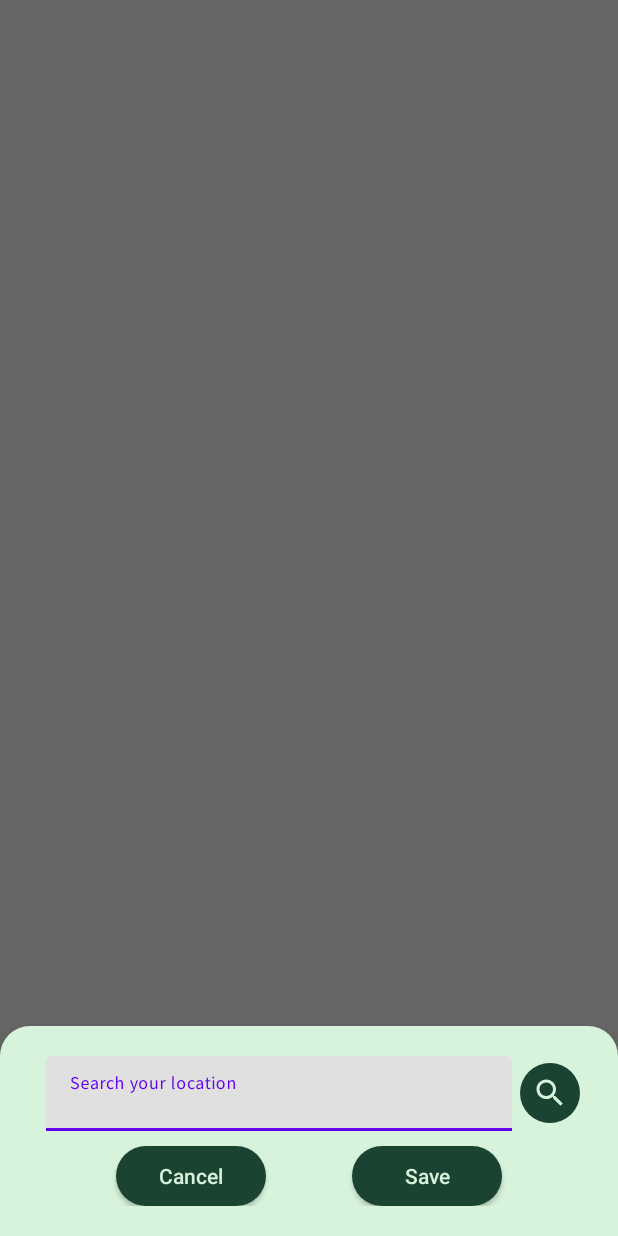
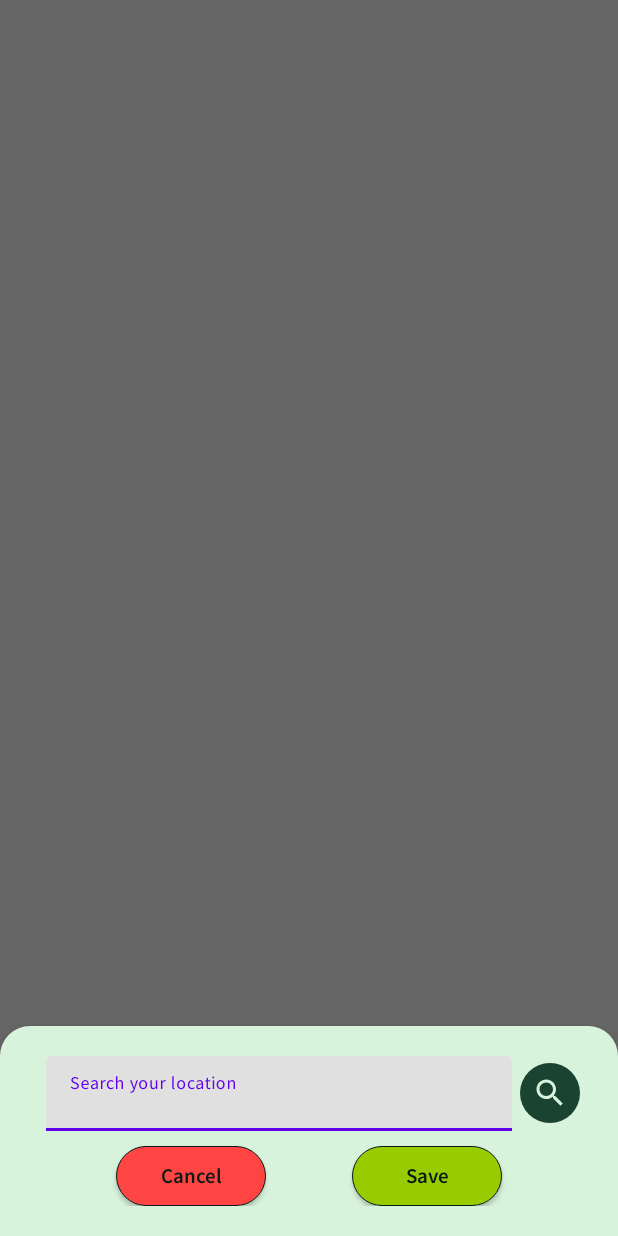
Before and after one commit to Mak7293/WeatherApp, an Android app: the fragment MaterialBottomSheet shown on its own in the app's theme, on a phone screen of 412 x 824 dp. Run offline under Robolectric (Android 15) with nearby library versions, the phone set to English and light mode, and no system bars; our stand-ins replace Dagger/Hilt's generated code; 1 statement that could not run was skipped.

```diff
--- a/app/src/main/AndroidManifest.xml
+++ b/app/src/main/AndroidManifest.xml
@@ -18,11 +18,11 @@
         android:usesCleartextTraffic="true"
         tools:targetApi="31">
         <activity
-            android:name="com.example.weatherapp.presentation.StatisticsActivity"
+            android:name="com.example.weatherapp.presentation.activities.StatisticsActivity"
             android:exported="false"
             android:theme="@style/Theme.WeatherApp"/>
         <activity
-            android:name="com.example.weatherapp.presentation.MainActivity"
+            android:name="com.example.weatherapp.presentation.activities.MainActivity"
             android:exported="true">
             <intent-filter>
                 <action android:name="android.intent.action.MAIN" />
--- a/app/src/main/java/com/example/weatherapp/data/data_source/local/LocationDao.java
+++ b/app/src/main/java/com/example/weatherapp/data/data_source/local/LocationDao.java
@@ -21,7 +21,6 @@ public interface LocationDao {
     @Delete
     void deleteLocation(LocationEntity location);
 
-
     @Query("SELECT * FROM location_table")
     LiveData<List<LocationEntity>> fetchAllLocation();
 
--- a/app/src/main/java/com/example/weatherapp/domin/adapters/WeatherRecyclerView.java
+++ b/app/src/main/java/com/example/weatherapp/domin/adapters/WeatherAdapter.java
@@ -14,12 +14,12 @@ import com.example.weatherapp.domin.weather.WeatherData;
 import java.time.format.DateTimeFormatter;
 import java.util.List;
 
-public class WeatherRecyclerView extends RecyclerView.Adapter<WeatherRecyclerView.ViewHolder>{
+public class WeatherAdapter extends RecyclerView.Adapter<WeatherAdapter.ViewHolder>{
 
     private List<WeatherData> list;
     private Context context;
 
-    public WeatherRecyclerView(List<WeatherData> list, Context context){
+    public WeatherAdapter(List<WeatherData> list, Context context){
         this.list = list;
         this.context = context;
     }
--- a/app/src/main/java/com/example/weatherapp/domin/util/MaterialBottomSheet.java
+++ b/app/src/main/java/com/example/weatherapp/domin/util/MaterialBottomSheet.java
@@ -14,7 +14,7 @@ import androidx.core.content.ContextCompat;
 import androidx.lifecycle.ViewModelProvider;
 import com.example.weatherapp.databinding.BottomSheetBinding;
 import com.example.weatherapp.domin.model.LocationEntity;
-import com.example.weatherapp.presentation.LocationListViewModel;
+import com.example.weatherapp.presentation.view_models.LocationListViewModel;
 import com.google.android.material.bottomsheet.BottomSheetDialogFragment;
 import java.io.IOException;
 import java.util.ArrayList;
@@ -96,7 +96,6 @@ public class MaterialBottomSheet extends BottomSheetDialogFragment {
         backgroundExecutor.execute(new Runnable(){
             @Override
             public void run() {
-
                 try {
                     address = new GeocoderNominatim(context).getFromLocationName(
                             location,0);
@@ -114,7 +113,6 @@ public class MaterialBottomSheet extends BottomSheetDialogFragment {
         });
 
     }
-
     public void setupBottomSheetCard(Address address){
         binding.llResult.setVisibility(View.VISIBLE);
         String locality = "";
--- a/app/src/main/java/com/example/weatherapp/presentation/MainActivity.java
+++ b/app/src/main/java/com/example/weatherapp/presentation/activities/MainActivity.java
@@ -1,4 +1,4 @@
-package com.example.weatherapp.presentation;
+package com.example.weatherapp.presentation.activities;
 
 import androidx.appcompat.app.AppCompatActivity;
 import androidx.fragment.app.Fragment;
@@ -9,8 +9,8 @@ import android.os.Bundle;
 import com.example.weatherapp.R;
 import com.example.weatherapp.domin.adapters.ViewPagerAdapter;
 import com.example.weatherapp.databinding.ActivityMainBinding;
-import com.example.weatherapp.presentation.fragment.LocationListFragment;
-import com.example.weatherapp.presentation.fragment.WeatherFragment;
+import com.example.weatherapp.presentation.fragments.LocationListFragment;
+import com.example.weatherapp.presentation.fragments.WeatherFragment;
 
 import java.util.ArrayList;
 import java.util.List;
--- a/app/src/main/java/com/example/weatherapp/presentation/WeatherViewModel.java
+++ b/app/src/main/java/com/example/weatherapp/presentation/view_models/WeatherViewModel.java
@@ -1,4 +1,4 @@
-package com.example.weatherapp.presentation;
+package com.example.weatherapp.presentation.view_models;
 
 
 import android.app.Application;
@@ -14,6 +14,8 @@ import com.example.weatherapp.domin.repository.Repository;
 import com.example.weatherapp.domin.util.Resource;
 import com.example.weatherapp.domin.util.Utility;
 import com.example.weatherapp.domin.weather.WeatherInfo;
+import com.example.weatherapp.presentation.WeatherState;
+import com.example.weatherapp.presentation.activities.StatisticsActivity;
 
 import java.util.HashMap;
 import java.util.concurrent.Executors;
--- /dev/null
+++ b/app/src/main/res/drawable/green_accept_button_background.xml
@@ -0,0 +1,16 @@
+<?xml version="1.0" encoding="utf-8"?>
+<shape xmlns:android="http://schemas.android.com/apk/res/android"
+    android:shape="rectangle">
+    <solid
+        android:color="@android:color/holo_green_light"
+        />
+    <corners
+        android:radius="30dp"
+        />
+    <stroke
+        android:width="0.75dp"
+        android:color="@color/dark_green_0"/>
+
+
+
+</shape>
--- /dev/null
+++ b/app/src/main/res/drawable/red_refuse_button_background.xml
@@ -0,0 +1,16 @@
+<?xml version="1.0" encoding="utf-8"?>
+<shape xmlns:android="http://schemas.android.com/apk/res/android"
+    android:shape="rectangle">
+    <solid
+        android:color="@android:color/holo_red_light"
+        />
+    <corners
+        android:radius="30dp"
+        />
+    <stroke
+        android:width="0.75dp"
+        android:color="@color/dark_green_0"/>
+
+
+
+</shape>
--- a/app/src/main/res/layout/activity_main.xml
+++ b/app/src/main/res/layout/activity_main.xml
@@ -4,7 +4,7 @@
     xmlns:tools="http://schemas.android.com/tools"
     android:layout_width="match_parent"
     android:layout_height="match_parent"
-    tools:context=".presentation.MainActivity">
+    tools:context=".presentation.activities.MainActivity">
 
     <androidx.viewpager.widget.ViewPager
         android:id="@+id/tab_viewpager"
@@ -12,7 +12,8 @@
         android:layout_height="0dp"
         android:background="@color/dark_green_8"
         app:layout_behavior="@string/appbar_scrolling_view_behavior"
-        app:layout_constraintBottom_toTopOf="@id/tab_table_layout"/>
+        app:layout_constraintBottom_toTopOf="@id/tab_table_layout"
+        app:layout_constraintTop_toTopOf="parent"/>
     <com.google.android.material.tabs.TabLayout
         android:id="@+id/tab_table_layout"
         android:layout_width="match_parent"
--- a/app/src/main/res/layout/activity_statistics.xml
+++ b/app/src/main/res/layout/activity_statistics.xml
@@ -6,7 +6,7 @@
     android:background="@color/dark_green_8"
     android:layout_width="match_parent"
     android:layout_height="match_parent"
-    tools:context=".presentation.StatisticsActivity">
+    tools:context=".presentation.activities.StatisticsActivity">
     <androidx.appcompat.widget.Toolbar
         android:id="@+id/toolbar"
         android:layout_width="match_parent"
--- a/app/src/main/res/layout/bottom_sheet.xml
+++ b/app/src/main/res/layout/bottom_sheet.xml
@@ -176,9 +176,10 @@
             android:id="@+id/btn_cancel"
             android:layout_width="100dp"
             android:layout_height="40dp"
+            android:fontFamily="@font/semi_bold"
             android:text="Cancel"
-            android:textColor="@color/dark_green_8"
-            android:background="@drawable/dark_button_background"
+            android:textColor="@color/dark_green_0"
+            android:background="@drawable/red_refuse_button_background"
             android:layout_marginTop="10dp"
             app:layout_constraintTop_toBottomOf="@+id/ll_result"
             app:layout_constraintBottom_toBottomOf="parent"
@@ -189,9 +190,10 @@
             android:layout_width="100dp"
             android:layout_height="40dp"
             android:text="Save"
-            android:background="@drawable/dark_button_background"
+            android:fontFamily="@font/semi_bold"
+            android:background="@drawable/green_accept_button_background"
             android:layout_marginTop="10dp"
-            android:textColor="@color/dark_green_8"
+            android:textColor="@color/dark_green_0"
             app:layout_constraintTop_toBottomOf="@+id/ll_result"
             app:layout_constraintBottom_toBottomOf="parent"
             app:layout_constraintStart_toEndOf="@id/btn_cancel"
--- a/app/src/main/res/layout/fragment_weather.xml
+++ b/app/src/main/res/layout/fragment_weather.xml
@@ -6,7 +6,7 @@
     xmlns:app="http://schemas.android.com/apk/res-auto"
     android:padding="10dp"
     tools:background="@color/dark_green_8"
-    tools:context=".presentation.fragment.WeatherFragment">
+    tools:context=".presentation.fragments.WeatherFragment">
 
     <!-- TODO: Update blank fragment layout -->
     <androidx.constraintlayout.widget.ConstraintLayout
@@ -14,7 +14,7 @@
         android:layout_width="match_parent"
         android:layout_height="400dp"
         app:layout_constraintTop_toTopOf="parent"
-        android:layout_marginTop="40dp"
+
         android:background="@drawable/weather_background">
         <FrameLayout
             android:id="@+id/iv_frame_layout"
```
Also changed, not shown: app/src/main/java/com/example/weatherapp/domin/adapters/LocationListAdapter.java (added, +69 -0 lines), app/src/main/java/com/example/weatherapp/presentation/activities/StatisticsActivity.java (renamed from app/src/main/java/com/example/weatherapp/presentation/StatisticsActivity.java, +6 -6 lines), app/src/main/java/com/example/weatherapp/presentation/fragments/LocationListFragment.java (renamed from app/src/main/java/com/example/weatherapp/presentation/fragment/LocationListFragment.java, +27 -5 lines), app/src/main/java/com/example/weatherapp/presentation/fragments/WeatherFragment.java (renamed from app/src/main/java/com/example/weatherapp/presentation/fragment/WeatherFragment.java, +4 -4 lines), app/src/main/java/com/example/weatherapp/presentation/view_models/LocationListViewModel.java (renamed from app/src/main/java/com/example/weatherapp/presentation/LocationListViewModel.java, +13 -14 lines), app/src/main/res/drawable/locatioin_rv_item_background.xml (added, +12 -0 lines), app/src/main/res/layout/fragment_location_list.xml (+3 -4 lines), app/src/main/res/layout/location_rv_item.xml (added, +71 -0 lines).
